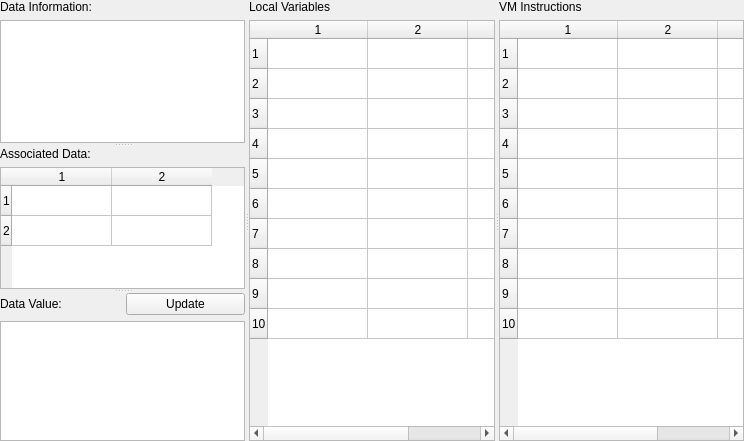
This is src/daoDataWidget.ui in daokoder/daostudio as Qt 5 draws it before an edit. The edited form follows.
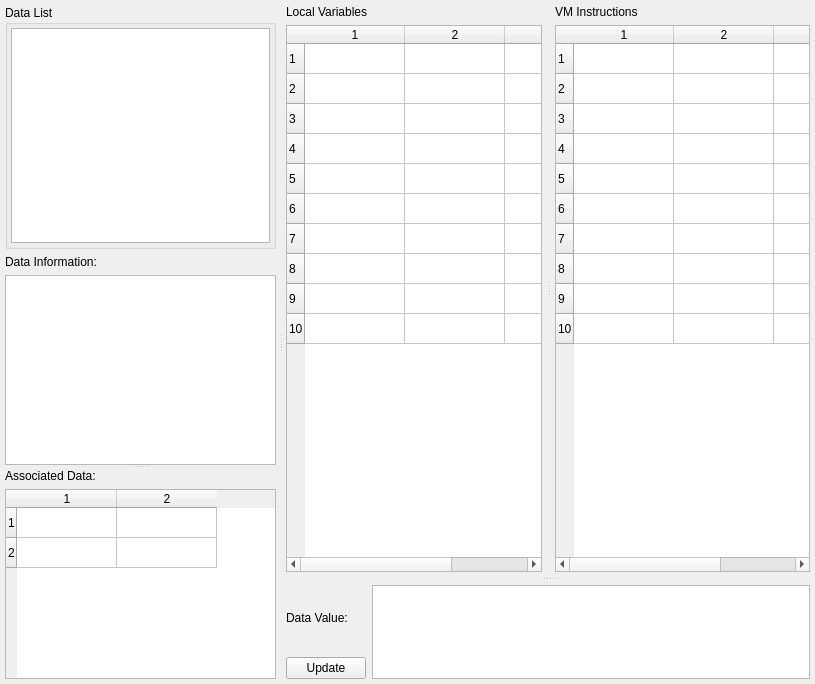
This is the edited form.

Commit message: Change: Dao VM process and data browsing (incomplete).

Patch:
```diff
--- a/src/daoDataWidget.ui
+++ b/src/daoDataWidget.ui
@@ -6,16 +6,16 @@
    <rect>
     <x>0</x>
     <y>0</y>
-    <width>744</width>
-    <height>441</height>
+    <width>815</width>
+    <height>684</height>
    </rect>
   </property>
   <property name="windowTitle">
    <string>Form</string>
   </property>
-  <layout class="QHBoxLayout" name="horizontalLayout">
+  <layout class="QHBoxLayout" name="horizontalLayout_2">
    <property name="margin">
-    <number>0</number>
+    <number>2</number>
    </property>
    <item>
     <widget class="QSplitter" name="dataSplitter">
@@ -25,11 +25,35 @@
      <widget class="QWidget" name="widget_2" native="true">
       <property name="maximumSize">
        <size>
-        <width>16777215</width>
+        <width>300</width>
         <height>16777215</height>
        </size>
       </property>
       <layout class="QVBoxLayout" name="verticalLayout_4">
+       <property name="margin">
+        <number>3</number>
+       </property>
+       <item>
+        <widget class="QGroupBox" name="groupBox">
+         <property name="minimumSize">
+          <size>
+           <width>0</width>
+           <height>200</height>
+          </size>
+         </property>
+         <property name="title">
+          <string>Data List</string>
+         </property>
+         <layout class="QVBoxLayout" name="verticalLayout">
+          <property name="margin">
+           <number>3</number>
+          </property>
+          <item>
+           <widget class="QListWidget" name="wgtDataList"/>
+          </item>
+         </layout>
+        </widget>
+       </item>
        <item>
         <widget class="QSplitter" name="splitter">
          <property name="orientation">
@@ -105,53 +129,29 @@
            </item>
           </layout>
          </widget>
-         <widget class="QWidget" name="wgtValuePanel" native="true">
-          <layout class="QVBoxLayout" name="verticalLayout">
-           <property name="margin">
-            <number>0</number>
-           </property>
-           <item>
-            <layout class="QHBoxLayout" name="horizontalLayout_4">
-             <item>
-              <widget class="QLabel" name="label_7">
-               <property name="text">
-                <string>Data Value:</string>
-               </property>
-              </widget>
-             </item>
-             <item>
-              <widget class="QPushButton" name="btnUpdateValue">
-               <property name="text">
-                <string>Update</string>
-               </property>
-              </widget>
-             </item>
-            </layout>
-           </item>
-           <item>
-            <widget class="QTextEdit" name="wgtDataValue">
-             <property name="sizePolicy">
-              <sizepolicy hsizetype="Expanding" vsizetype="Expanding">
-               <horstretch>0</horstretch>
-               <verstretch>0</verstretch>
-              </sizepolicy>
-             </property>
-             <property name="minimumSize">
-              <size>
-               <width>200</width>
-               <height>0</height>
-              </size>
-             </property>
-            </widget>
-           </item>
-          </layout>
-         </widget>
-        </widget>
-       </item>
-      </layout>
-     </widget>
+        </widget>
+       </item>
+      </layout>
+     </widget>
+     <widget class="QSplitter" name="splitter_3">
+      <property name="orientation">
+       <enum>Qt::Vertical</enum>
+      </property>
+      <property name="handleWidth">
+       <number>7</number>
+      </property>
+      <widget class="QSplitter" name="splitter_2">
+       <property name="orientation">
+        <enum>Qt::Horizontal</enum>
+       </property>
+       <property name="handleWidth">
+        <number>7</number>
+       </property>
      <widget class="QWidget" name="wgtDataPanel" native="true">
       <layout class="QVBoxLayout" name="verticalLayout_8">
+         <property name="margin">
+          <number>3</number>
+         </property>
        <item>
         <widget class="QLabel" name="labDataTable">
          <property name="text">
@@ -195,6 +195,9 @@
      </widget>
      <widget class="QWidget" name="wgtExtraPanel" native="true">
       <layout class="QVBoxLayout" name="verticalLayout_7">
+         <property name="margin">
+          <number>3</number>
+         </property>
        <item>
         <widget class="QLabel" name="labExtraTable">
          <property name="text">
@@ -232,6 +235,76 @@
         </widget>
        </item>
       </layout>
+       </widget>
+      </widget>
+      <widget class="QWidget" name="widget" native="true">
+       <property name="maximumSize">
+        <size>
+         <width>16777215</width>
+         <height>100</height>
+        </size>
+       </property>
+       <layout class="QHBoxLayout" name="horizontalLayout">
+        <property name="margin">
+         <number>3</number>
+        </property>
+        <item>
+         <layout class="QVBoxLayout" name="verticalLayout_5">
+          <property name="sizeConstraint">
+           <enum>QLayout::SetMinimumSize</enum>
+          </property>
+          <item>
+           <widget class="QLabel" name="label_7">
+            <property name="maximumSize">
+             <size>
+              <width>100</width>
+              <height>16777215</height>
+             </size>
+            </property>
+            <property name="text">
+             <string>Data Value:</string>
+            </property>
+           </widget>
+          </item>
+          <item>
+           <widget class="QPushButton" name="btnUpdateValue">
+            <property name="maximumSize">
+             <size>
+              <width>100</width>
+              <height>16777215</height>
+             </size>
+            </property>
+            <property name="text">
+             <string>Update</string>
+            </property>
+           </widget>
+          </item>
+         </layout>
+        </item>
+        <item>
+         <widget class="QTextEdit" name="wgtDataValue">
+          <property name="sizePolicy">
+           <sizepolicy hsizetype="Expanding" vsizetype="Expanding">
+            <horstretch>0</horstretch>
+            <verstretch>0</verstretch>
+           </sizepolicy>
+          </property>
+          <property name="minimumSize">
+           <size>
+            <width>200</width>
+            <height>0</height>
+           </size>
+          </property>
+          <property name="maximumSize">
+           <size>
+            <width>16777215</width>
+            <height>100</height>
+           </size>
+          </property>
+         </widget>
+        </item>
+       </layout>
+      </widget>
      </widget>
     </widget>
    </item>
```
Lines whose indentation alone changed are shown as unchanged. The commit also changes 12 other files.
